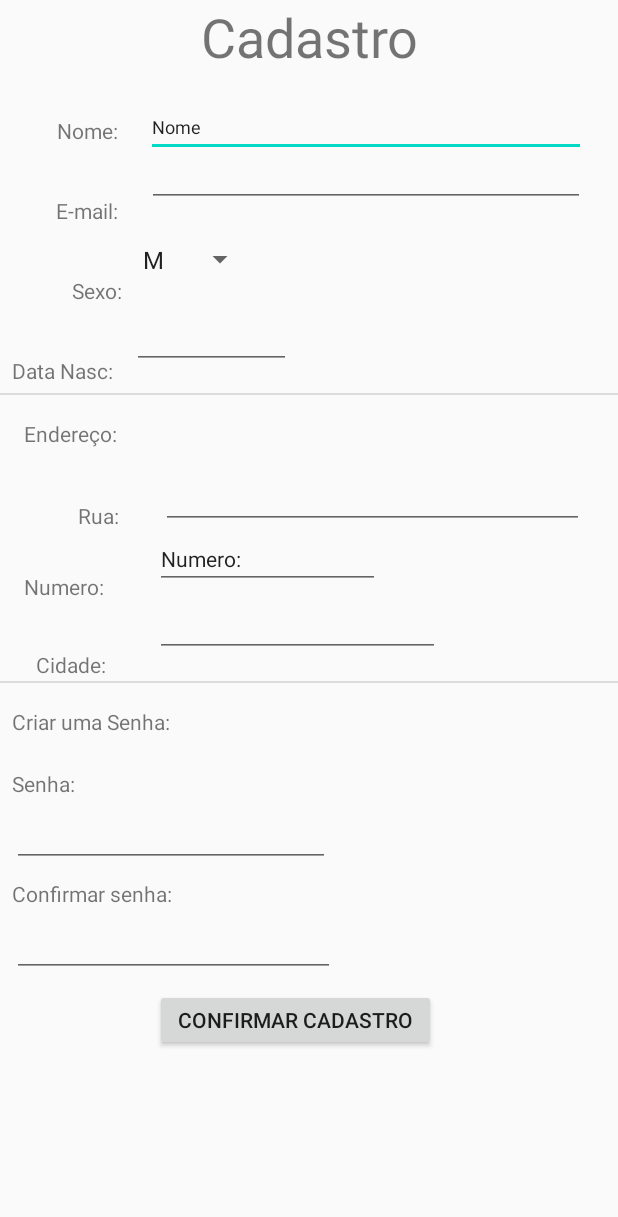
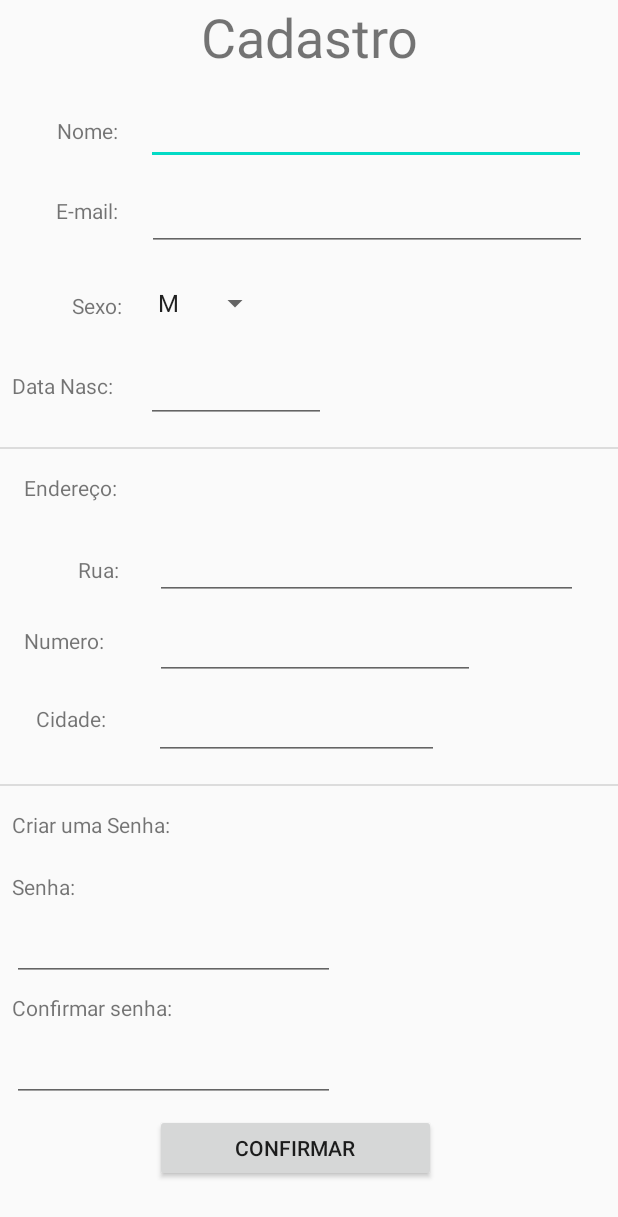
Before and after one commit to Cippher/VacinaCao, an Android app: the CadastroPessoaActivity screen opened directly, with no data from a screen before it, on a phone screen of 412 x 824 dp. Shown: the top 1217 px of the screen. Run offline under Robolectric (Android 15) with nearby library versions, the phone set to English and light mode, and no system bars.

Commit message:
Atualização das telas de cadastro, alteração de cadastro e menu usuário e pet. Criação das classes de perfil de usuário e menu de usuário e pet.

```diff
--- a/app/src/main/AndroidManifest.xml
+++ b/app/src/main/AndroidManifest.xml
@@ -18,6 +18,8 @@
         </activity>
         <activity android:name=".CadastroPessoaActivity" />
         <activity android:name=".CadastroCaoActivity" />
+        <activity android:name=".MenuUsuarioPetActivity" />
+        <activity android:name=".PerfilUsuarioActivity" />
     </application>
 
 </manifest>
--- a/app/src/main/java/com/example/vacinacao/CadastroCaoActivity.java
+++ b/app/src/main/java/com/example/vacinacao/CadastroCaoActivity.java
@@ -1,6 +1,7 @@
 package com.example.vacinacao;
 import android.annotation.SuppressLint;
 import android.app.Activity;
+import android.content.Intent;
 import android.os.Bundle;
 import android.view.View;
 import android.widget.AdapterView;
@@ -19,6 +20,11 @@ public class CadastroCaoActivity  extends Activity implements AdapterView.OnItem
 
     }
 
+    public void confirmar(View v){
+        Intent intent = new Intent(this, MenuUsuarioPetActivity.class);
+        startActivity(intent);
+    }
+
     @Override
     public void onItemSelected(AdapterView<?> adapterView, View view, int i, long l) {
 
--- a/app/src/main/res/layout/activity_cadastro_pessoa.xml
+++ b/app/src/main/res/layout/activity_cadastro_pessoa.xml
@@ -21,10 +21,10 @@
             <Button
                 android:id="@+id/button5"
                 android:layout_width="187dp"
-                android:layout_height="41dp"
+                android:layout_height="45dp"
                 android:layout_marginTop="8dp"
                 android:onClick="confirmar"
-                android:text="Confirmar Cadastro"
+                android:text="Confirmar"
                 app:layout_constraintBottom_toBottomOf="parent"
                 app:layout_constraintEnd_toEndOf="parent"
                 app:layout_constraintHorizontal_bias="0.46"
@@ -35,13 +35,13 @@
             <EditText
                 android:id="@+id/txtCidade"
                 android:layout_width="190dp"
-                android:layout_height="37dp"
+                android:layout_height="45dp"
                 android:layout_marginTop="8dp"
                 android:ems="10"
                 android:inputType="textPersonName"
                 android:textSize="14sp"
                 app:layout_constraintEnd_toEndOf="parent"
-                app:layout_constraintHorizontal_bias="0.214"
+                app:layout_constraintHorizontal_bias="0.213"
                 app:layout_constraintStart_toEndOf="@+id/textView38"
                 app:layout_constraintTop_toBottomOf="@+id/txtNumero" />
 
@@ -66,47 +66,35 @@
                 app:layout_constraintTop_toBottomOf="@+id/textView36" />
 
             <EditText
-                android:id="@+id/txtNumero"
-                android:layout_width="150dp"
-                android:layout_height="40dp"
-                android:layout_marginStart="20dp"
-                android:ems="10"
-                android:inputType="textPersonName"
-                android:text="Numero:"
-                android:textSize="14sp"
-                app:layout_constraintStart_toEndOf="@+id/textView37"
-                app:layout_constraintTop_toBottomOf="@+id/txtRua" />
-
-            <EditText
                 android:id="@+id/txtRua"
                 android:layout_width="282dp"
-                android:layout_height="38dp"
-                android:layout_marginTop="16dp"
+                android:layout_height="45dp"
+                android:layout_marginTop="20dp"
                 android:ems="10"
                 android:inputType="textPersonName"
                 android:textSize="14sp"
                 app:layout_constraintEnd_toEndOf="parent"
-                app:layout_constraintHorizontal_bias="0.551"
+                app:layout_constraintHorizontal_bias="0.48"
                 app:layout_constraintStart_toEndOf="@+id/textView36"
                 app:layout_constraintTop_toBottomOf="@+id/textView34" />
 
             <EditText
                 android:id="@+id/txtEmailCadastro"
-                android:layout_width="292dp"
-                android:layout_height="33dp"
+                android:layout_width="293dp"
+                android:layout_height="45dp"
+                android:layout_marginTop="12dp"
                 android:ems="10"
                 android:inputType="textEmailAddress"
                 android:textSize="12sp"
                 app:layout_constraintEnd_toEndOf="parent"
                 app:layout_constraintHorizontal_bias="0.475"
                 app:layout_constraintStart_toEndOf="@+id/textView23"
-                app:layout_constraintTop_toBottomOf="@+id/txtNome"
-                tools:text="E-mail" />
+                app:layout_constraintTop_toBottomOf="@+id/txtNome" />
 
             <EditText
                 android:id="@+id/txtNovaSenhaCadastroConfirma"
                 android:layout_width="215dp"
-                android:layout_height="38dp"
+                android:layout_height="45dp"
                 android:layout_marginTop="8dp"
                 android:ems="10"
                 android:inputType="textPassword"
@@ -117,8 +105,8 @@
 
             <EditText
                 android:id="@+id/txtNovaSenhaCadastro"
-                android:layout_width="212dp"
-                android:layout_height="38dp"
+                android:layout_width="215dp"
+                android:layout_height="45dp"
                 android:layout_marginTop="8dp"
                 android:ems="10"
                 android:inputType="textPassword"
@@ -129,26 +117,26 @@
 
             <EditText
                 android:id="@+id/txtDataNascimentoPessoa"
-                android:layout_width="106dp"
-                android:layout_height="38dp"
+                android:layout_width="120dp"
+                android:layout_height="45dp"
                 android:layout_marginStart="2dp"
-                android:layout_marginTop="16dp"
+                android:layout_marginTop="12dp"
                 android:ems="10"
                 android:inputType="date"
                 app:layout_constraintEnd_toEndOf="parent"
-                app:layout_constraintHorizontal_bias="0.017"
+                app:layout_constraintHorizontal_bias="0.063"
                 app:layout_constraintStart_toEndOf="@+id/textView26"
                 app:layout_constraintTop_toBottomOf="@+id/spnSexo" />
 
             <Spinner
                 android:id="@+id/spnSexo"
                 android:layout_width="83dp"
-                android:layout_height="38dp"
+                android:layout_height="45dp"
                 android:layout_marginEnd="172dp"
                 android:layout_marginStart="2dp"
-                android:layout_marginTop="16dp"
+                android:layout_marginTop="12dp"
                 app:layout_constraintEnd_toEndOf="parent"
-                app:layout_constraintHorizontal_bias="0.054"
+                app:layout_constraintHorizontal_bias="0.194"
                 app:layout_constraintStart_toEndOf="@+id/textView24"
                 app:layout_constraintTop_toBottomOf="@+id/txtEmailCadastro" />
 
@@ -221,7 +209,7 @@
                 android:layout_width="wrap_content"
                 android:layout_height="wrap_content"
                 android:layout_marginStart="48dp"
-                android:layout_marginTop="34dp"
+                android:layout_marginTop="44dp"
                 android:text="Sexo:"
                 app:layout_constraintStart_toStartOf="parent"
                 app:layout_constraintTop_toBottomOf="@+id/textView23" />
@@ -239,11 +227,10 @@
             <EditText
                 android:id="@+id/txtNome"
                 android:layout_width="293dp"
-                android:layout_height="40dp"
+                android:layout_height="45dp"
                 android:layout_marginTop="16dp"
                 android:ems="10"
                 android:inputType="textPersonName"
-                android:text="Nome"
                 android:textSize="12sp"
                 app:layout_constraintEnd_toEndOf="parent"
                 app:layout_constraintHorizontal_bias="0.473"
@@ -290,6 +277,18 @@
                 app:layout_constraintTop_toBottomOf="@+id/txtDataNascimentoPessoa"
                 tools:layout_editor_absoluteX="8dp" />
 
+            <EditText
+                android:id="@+id/txtNumero"
+                android:layout_width="wrap_content"
+                android:layout_height="45dp"
+                android:layout_marginTop="8dp"
+                android:ems="10"
+                android:inputType="number"
+                app:layout_constraintEnd_toEndOf="parent"
+                app:layout_constraintHorizontal_bias="0.173"
+                app:layout_constraintStart_toEndOf="@+id/textView37"
+                app:layout_constraintTop_toBottomOf="@+id/txtRua" />
+
         </androidx.constraintlayout.widget.ConstraintLayout>
     </ScrollView>
 
--- a/app/src/main/res/layout/activity_main.xml
+++ b/app/src/main/res/layout/activity_main.xml
@@ -5,8 +5,6 @@
     android:layout_width="match_parent"
     android:layout_height="match_parent"
     tools:context=".MainActivity">
-
-    =======
 
     <EditText
         android:id="@+id/txtEmailLogin"
@@ -79,6 +77,5 @@
         app:layout_constraintEnd_toEndOf="parent"
         app:layout_constraintStart_toStartOf="parent"
         app:layout_constraintTop_toBottomOf="@+id/imageView" />
->>>>>>> 078202db8b0d45fc25e1ca7ebc9591706059fdf5
 
 </androidx.constraintlayout.widget.ConstraintLayout>
```
Also changed, not shown: app/src/main/java/com/example/vacinacao/CadastroPessoa.java (+14 -19 lines), app/src/main/java/com/example/vacinacao/CadastroPessoaActivity.java (+36 -41 lines), app/src/main/java/com/example/vacinacao/CadastroPessoaDB.java (+72 -34 lines), app/src/main/java/com/example/vacinacao/MainActivity.java (+50 -14 lines), app/src/main/java/com/example/vacinacao/MenuUsuarioPetActivity.java (added, +28 -0 lines), app/src/main/java/com/example/vacinacao/PerfilUsuarioActivity.java (added, +58 -0 lines), app/src/main/res/layout/activity_cadastro_pet.xml (+11 -0 lines), app/src/main/res/layout/activity_menu_usuario_pet.xml (+19 -15 lines), app/src/main/res/layout/activity_perfil_usuario.xml (+16 -40 lines).
